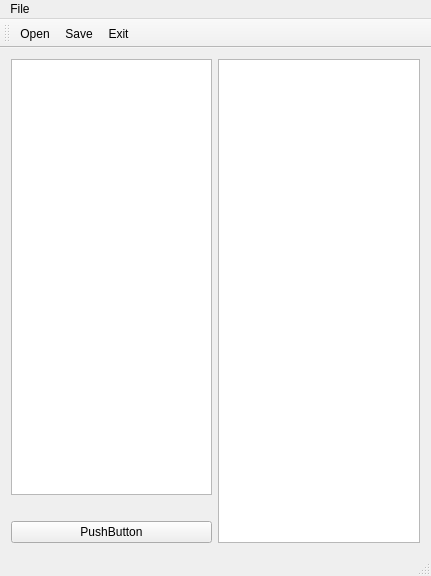
kogotto/KPC, file mainwindow.ui: the form before one commit.
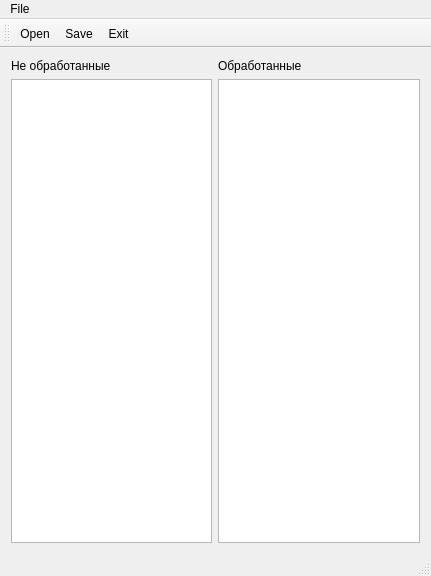
The form after the commit.

Patch:
```diff
--- a/mainwindow.ui
+++ b/mainwindow.ui
@@ -14,29 +14,25 @@
    <string>MainWindow</string>
   </property>
   <widget class="QWidget" name="centralWidget">
-   <layout class="QHBoxLayout" name="horizontalLayout">
-    <item>
-     <layout class="QVBoxLayout" name="verticalLayout_2">
-      <item>
-       <widget class="QListView" name="unmarkedList"/>
-      </item>
-      <item>
-       <widget class="QLabel" name="label">
-        <property name="text">
-         <string/>
-        </property>
-       </widget>
-      </item>
-      <item>
-       <widget class="QPushButton" name="button">
-        <property name="text">
-         <string>PushButton</string>
-        </property>
-       </widget>
-      </item>
-     </layout>
+   <layout class="QGridLayout" name="gridLayout">
+    <item row="0" column="0">
+     <widget class="QLabel" name="unmarkedLabel">
+      <property name="text">
+       <string>Не обработанные</string>
+      </property>
+     </widget>
     </item>
-    <item>
+    <item row="0" column="1">
+     <widget class="QLabel" name="markedLabel">
+      <property name="text">
+       <string>Обработанные</string>
+      </property>
+     </widget>
+    </item>
+    <item row="1" column="0">
+     <widget class="QListView" name="unmarkedList"/>
+    </item>
+    <item row="1" column="1">
      <widget class="QListView" name="markedList"/>
     </item>
    </layout>
```
